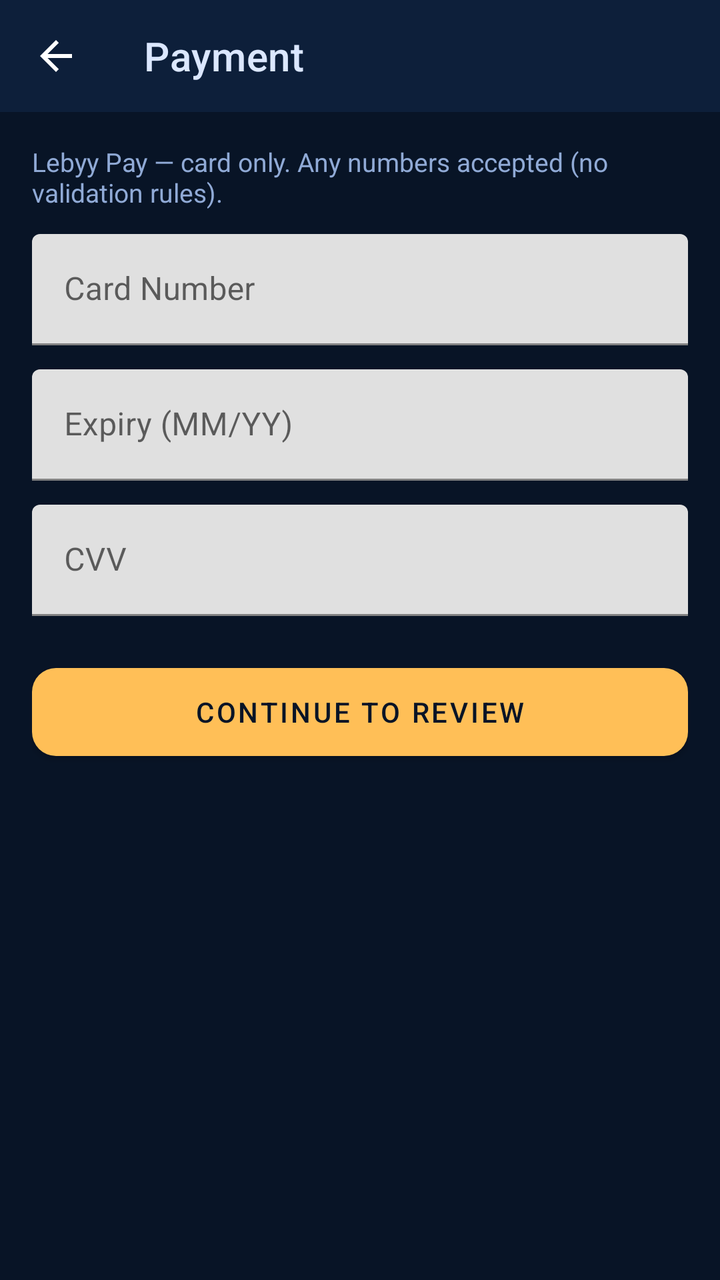
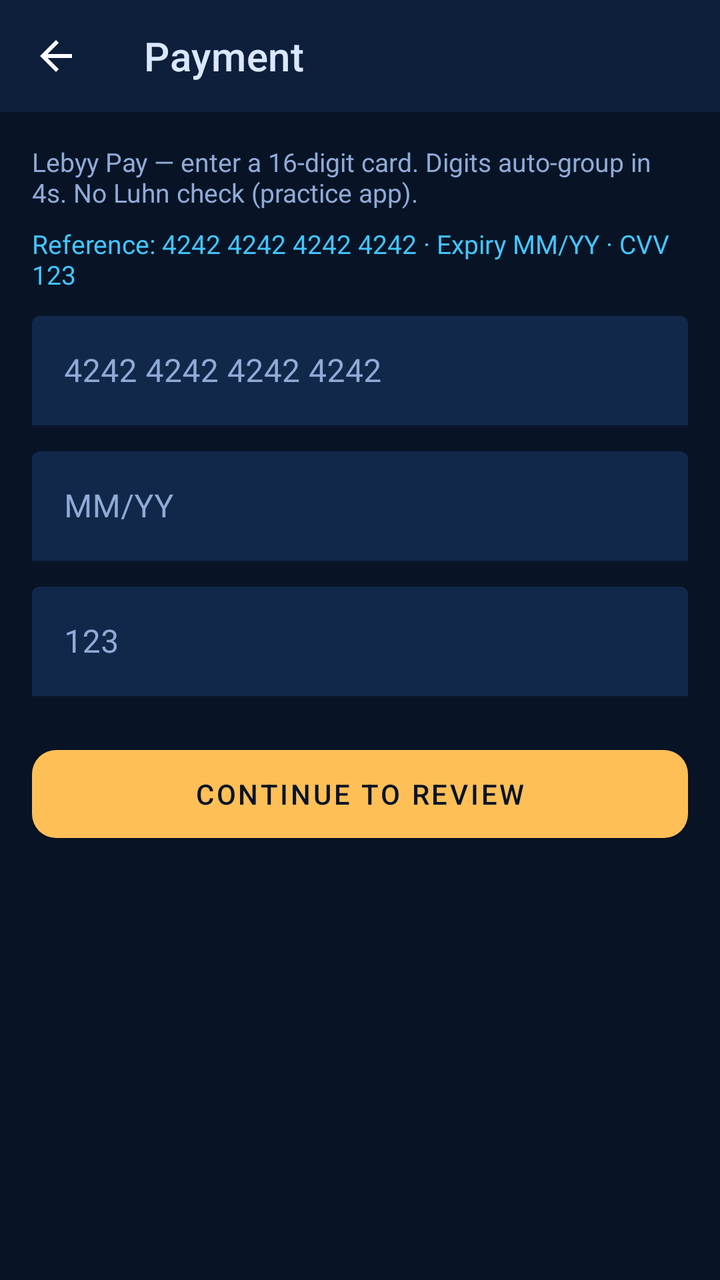

Two renders of the same Android screen: before a commit and after it. Below are the layout's source before the change and the commit's diff.
<!-- AndroidManifest.xml: application theme Theme.Lebyy -->
<!-- res/layout/activity_payment.xml -->
<?xml version="1.0" encoding="utf-8"?>
<ScrollView xmlns:android="http://schemas.android.com/apk/res/android"
    xmlns:app="http://schemas.android.com/apk/res-auto"
    android:layout_width="match_parent"
    android:layout_height="match_parent"
    android:background="@color/lebyy_bg"
    android:fillViewport="true">

    <LinearLayout
        android:layout_width="match_parent"
        android:layout_height="wrap_content"
        android:orientation="vertical">

        <com.google.android.material.appbar.MaterialToolbar
            android:id="@+id/toolbar"
            android:layout_width="match_parent"
            android:layout_height="?attr/actionBarSize"
            android:background="@color/lebyy_bg_2"
            android:theme="@style/ThemeOverlay.MaterialComponents.Dark.ActionBar"
            app:navigationIcon="?attr/homeAsUpIndicator"
            app:title="@string/payment_title"
            app:titleTextColor="@color/lebyy_text" />

        <LinearLayout
            android:layout_width="match_parent"
            android:layout_height="wrap_content"
            android:orientation="vertical"
            android:padding="16dp">

            <TextView
                android:layout_width="match_parent"
                android:layout_height="wrap_content"
                android:layout_marginBottom="12dp"
                android:text="@string/payment_card_hint"
                android:textColor="@color/lebyy_muted"
                android:textSize="13sp" />

            <com.google.android.material.textfield.TextInputLayout
                android:layout_width="match_parent"
                android:layout_height="wrap_content"
                android:layout_marginBottom="12dp">

                <com.google.android.material.textfield.TextInputEditText
                    android:id="@+id/inputCardNumber"
                    android:layout_width="match_parent"
                    android:layout_height="wrap_content"
                    android:contentDescription="test-Card Number"
                    android:hint="@string/card_number"
                    android:inputType="number" />
            </com.google.android.material.textfield.TextInputLayout>

            <com.google.android.material.textfield.TextInputLayout
                android:layout_width="match_parent"
                android:layout_height="wrap_content"
                android:layout_marginBottom="12dp">

                <com.google.android.material.textfield.TextInputEditText
                    android:id="@+id/inputCardExpiry"
                    android:layout_width="match_parent"
                    android:layout_height="wrap_content"
                    android:contentDescription="test-Card Expiry"
                    android:hint="@string/card_expiry"
                    android:inputType="text" />
            </com.google.android.material.textfield.TextInputLayout>

            <com.google.android.material.textfield.TextInputLayout
                android:layout_width="match_parent"
                android:layout_height="wrap_content"
                android:layout_marginBottom="20dp">

                <com.google.android.material.textfield.TextInputEditText
                    android:id="@+id/inputCardCvv"
                    android:layout_width="match_parent"
                    android:layout_height="wrap_content"
                    android:contentDescription="test-Card CVV"
                    android:hint="@string/card_cvv"
                    android:inputType="numberPassword" />
            </com.google.android.material.textfield.TextInputLayout>

            <com.google.android.material.button.MaterialButton
                android:id="@+id/buttonContinueReview"
                android:layout_width="match_parent"
                android:layout_height="56dp"
                android:contentDescription="test-CONTINUE TO REVIEW"
                android:text="@string/continue_to_review"
                android:textAllCaps="true"
                android:textColor="@color/lebyy_bg"
                app:backgroundTint="@color/lebyy_accent"
                app:cornerRadius="12dp" />
        </LinearLayout>
    </LinearLayout>
</ScrollView>
<!-- resources referenced by this layout -->
<resources>
  <color name="lebyy_accent">#FFBF57</color>
  <color name="lebyy_bg">#081426</color>
  <color name="lebyy_bg_2">#0D1F3A</color>
  <color name="lebyy_muted">#90AAD6</color>
  <color name="lebyy_text">#DBE7FF</color>
  <string name="card_cvv">CVV</string>
  <string name="card_expiry">Expiry (MM/YY)</string>
  <string name="card_number">Card Number</string>
  <string name="continue_to_review">CONTINUE TO REVIEW</string>
  <string name="payment_card_hint">Lebyy Pay — card only. Any numbers accepted (no validation rules).</string>
  <string name="payment_title">Payment</string>
  <color name="lebyy_primary">#42C6FF</color>
  <style name="Widget.Lebyy.Button" parent="Widget.MaterialComponents.Button">
          <item name="backgroundTint">@color/lebyy_accent</item>
          <item name="android:textColor">@color/lebyy_bg</item>
          <item name="cornerRadius">12dp</item>
      </style>
  <style name="ThemeOverlay.Lebyy.Dialog" parent="ThemeOverlay.MaterialComponents.MaterialAlertDialog">
          <item name="colorPrimary">@color/lebyy_primary</item>
          <item name="colorSurface">@color/white</item>
          <item name="colorOnSurface">#0F2144</item>
          <item name="android:background">@color/white</item>
          <item name="materialAlertDialogTitleTextStyle">@style/Lebyy.Dialog.Title</item>
          <item name="materialAlertDialogBodyTextStyle">@style/Lebyy.Dialog.Body</item>
          <item name="buttonBarPositiveButtonStyle">@style/Lebyy.Dialog.Button</item>
          <item name="buttonBarNegativeButtonStyle">@style/Lebyy.Dialog.Button</item>
      </style>
  <color name="white">#FFFFFF</color>
  <style name="Lebyy.Dialog.Title" parent="MaterialAlertDialog.MaterialComponents.Title.Text">
          <item name="android:textColor">#0F2144</item>
          <item name="android:textSize">18sp</item>
          <item name="android:textStyle">bold</item>
      </style>
  <style name="Lebyy.Dialog.Body" parent="MaterialAlertDialog.MaterialComponents.Body.Text">
          <item name="android:textColor">#1F3A5F</item>
          <item name="android:textSize">15sp</item>
      </style>
  <style name="Lebyy.Dialog.Button" parent="Widget.MaterialComponents.Button.TextButton.Dialog">
          <item name="android:textColor">@color/lebyy_primary_2</item>
          <item name="android:textStyle">bold</item>
      </style>
  <color name="lebyy_primary_2">#6E8BFF</color>
  <!-- unchanged entries left out for length: 1 -->
</resources>

<!-- the commit's change to res/layout/activity_payment.xml (unified diff, before → after) -->
@@ -30,51 +30,69 @@
             <TextView
                 android:layout_width="match_parent"
                 android:layout_height="wrap_content"
-                android:layout_marginBottom="12dp"
+                android:layout_marginBottom="8dp"
                 android:text="@string/payment_card_hint"
                 android:textColor="@color/lebyy_muted"
                 android:textSize="13sp" />
 
-            <com.google.android.material.textfield.TextInputLayout
+            <TextView
                 android:layout_width="match_parent"
                 android:layout_height="wrap_content"
-                android:layout_marginBottom="12dp">
+                android:layout_marginBottom="12dp"
+                android:contentDescription="test-CardPlaceholder"
+                android:text="@string/card_reference_placeholders"
+                android:textColor="@color/lebyy_primary"
+                android:textSize="13sp" />
+
+            <com.google.android.material.textfield.TextInputLayout
+                style="@style/Widget.Lebyy.TextInputLayout"
+                android:layout_width="match_parent"
+                android:layout_height="wrap_content"
+                android:layout_marginBottom="12dp"
+                android:hint="@string/card_number_hint">
 
                 <com.google.android.material.textfield.TextInputEditText
                     android:id="@+id/inputCardNumber"
+                    style="@style/Widget.Lebyy.TextInputEditText"
                     android:layout_width="match_parent"
                     android:layout_height="wrap_content"
                     android:contentDescription="test-Card Number"
-                    android:hint="@string/card_number"
-                    android:inputType="number" />
+                    android:inputType="number"
+                    android:maxLength="19" />
             </com.google.android.material.textfield.TextInputLayout>
 
             <com.google.android.material.textfield.TextInputLayout
+                style="@style/Widget.Lebyy.TextInputLayout"
                 android:layout_width="match_parent"
                 android:layout_height="wrap_content"
-                android:layout_marginBottom="12dp">
+                android:layout_marginBottom="12dp"
+                android:hint="@string/card_expiry_hint">
 
                 <com.google.android.material.textfield.TextInputEditText
                     android:id="@+id/inputCardExpiry"
+                    style="@style/Widget.Lebyy.TextInputEditText"
                     android:layout_width="match_parent"
                     android:layout_height="wrap_content"
                     android:contentDescription="test-Card Expiry"
-                    android:hint="@string/card_expiry"
-                    android:inputType="text" />
+                    android:inputType="number"
+                    android:maxLength="5" />
             </com.google.android.material.textfield.TextInputLayout>
 
             <com.google.android.material.textfield.TextInputLayout
+                style="@style/Widget.Lebyy.TextInputLayout"
                 android:layout_width="match_parent"
                 android:layout_height="wrap_content"
-                android:layout_marginBottom="20dp">
+                android:layout_marginBottom="20dp"
+                android:hint="@string/card_cvv_hint">
 
                 <com.google.android.material.textfield.TextInputEditText
                     android:id="@+id/inputCardCvv"
+                    style="@style/Widget.Lebyy.TextInputEditText"
                     android:layout_width="match_parent"
                     android:layout_height="wrap_content"
                     android:contentDescription="test-Card CVV"
-                    android:hint="@string/card_cvv"
-                    android:inputType="numberPassword" />
+                    android:inputType="numberPassword"
+                    android:maxLength="4" />
             </com.google.android.material.textfield.TextInputLayout>
 
             <com.google.android.material.button.MaterialButton
<!-- resource entries referenced after the edit -->
@@ -5,12 +5,25 @@
   <color name="lebyy_bg_2">#0D1F3A</color>
   <color name="lebyy_muted">#90AAD6</color>
   <color name="lebyy_text">#DBE7FF</color>
-  <string name="card_cvv">CVV</string>
-  <string name="card_expiry">Expiry (MM/YY)</string>
-  <string name="card_number">Card Number</string>
+  <string name="card_cvv_hint">123</string>
+  <string name="card_expiry_hint">MM/YY</string>
+  <string name="card_number_hint">4242 4242 4242 4242</string>
+  <string name="card_reference_placeholders">Reference: 4242 4242 4242 4242  ·  Expiry MM/YY  ·  CVV 123</string>
   <string name="continue_to_review">CONTINUE TO REVIEW</string>
-  <string name="payment_card_hint">Lebyy Pay — card only. Any numbers accepted (no validation rules).</string>
+  <string name="payment_card_hint">Lebyy Pay — enter a 16-digit card. Digits auto-group in 4s. No Luhn check (practice app).</string>
   <string name="payment_title">Payment</string>
+  <style name="Widget.Lebyy.TextInputEditText" parent="Widget.MaterialComponents.TextInputEditText.FilledBox">
+          <item name="android:textColor">@color/lebyy_text</item>
+          <item name="android:textColorHint">@color/lebyy_muted</item>
+      </style>
+  <style name="Widget.Lebyy.TextInputLayout" parent="Widget.MaterialComponents.TextInputLayout.FilledBox">
+          <item name="boxBackgroundColor">@color/lebyy_surface</item>
+          <item name="boxStrokeColor">@color/lebyy_primary</item>
+          <item name="hintTextColor">@color/lebyy_primary</item>
+          <item name="android:textColorHint">@color/lebyy_muted</item>
+          <item name="placeholderTextColor">@color/lebyy_muted</item>
+      </style>
+  <color name="lebyy_surface">#12284B</color>
   <color name="lebyy_primary">#42C6FF</color>
   <style name="Widget.Lebyy.Button" parent="Widget.MaterialComponents.Button">
           <item name="backgroundTint">@color/lebyy_accent</item>
